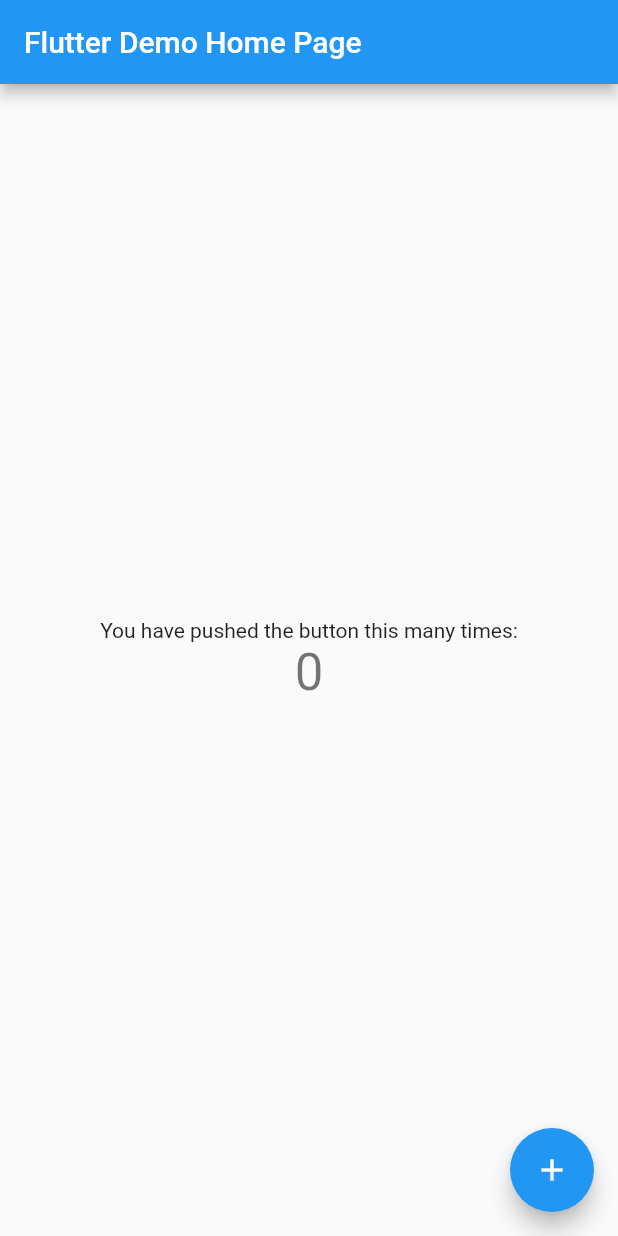
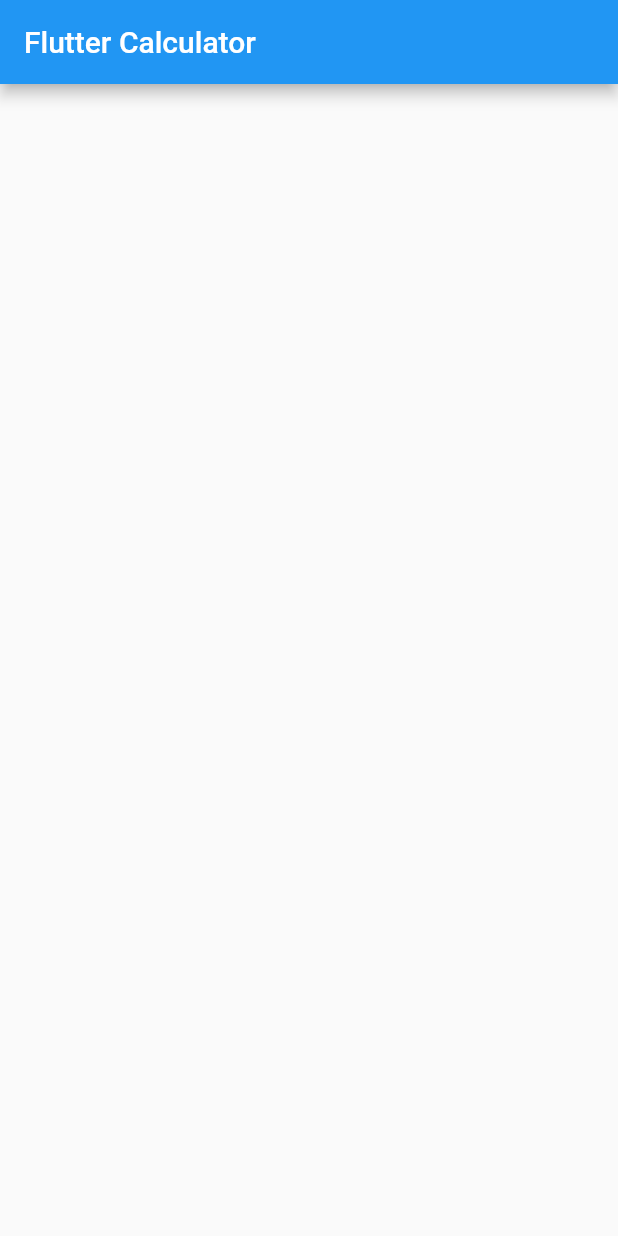
Before and after one commit to darryllaeria/calc_flutter, a Flutter app: the screen it shows after launch, on a phone screen of 412 x 824 dp. Run offline on Flutter 3.47's test engine with Material 2 defaults, Android fonts, the phone set to English and light mode, and no system bars.

Commit message:
Remove boilerplate code

```diff
--- a/lib/main.dart
+++ b/lib/main.dart
@@ -1,113 +1,31 @@
 import 'package:flutter/material.dart';
 
-void main() {
-  runApp(MyApp());
-}
+void main() => runApp(CalcApp());
 
-class MyApp extends StatelessWidget {
-  // This widget is the root of your application.
+class CalcApp extends StatelessWidget {
   @override
   Widget build(BuildContext context) {
     return MaterialApp(
-      title: 'Flutter Demo',
+      debugShowCheckedModeBanner: false,
+      title: 'Flutter Calculator',
       theme: ThemeData(
-        // This is the theme of your application.
-        //
-        // Try running your application with "flutter run". You'll see the
-        // application has a blue toolbar. Then, without quitting the app, try
-        // changing the primarySwatch below to Colors.green and then invoke
-        // "hot reload" (press "r" in the console where you ran "flutter run",
-        // or simply save your changes to "hot reload" in a Flutter IDE).
-        // Notice that the counter didn't reset back to zero; the application
-        // is not restarted.
         primarySwatch: Colors.blue,
       ),
-      home: MyHomePage(title: 'Flutter Demo Home Page'),
+      home: CalcHomePage(),
     );
   }
 }
 
-class MyHomePage extends StatefulWidget {
-  MyHomePage({Key key, this.title}) : super(key: key);
-
-  // This widget is the home page of your application. It is stateful, meaning
-  // that it has a State object (defined below) that contains fields that affect
-  // how it looks.
-
-  // This class is the configuration for the state. It holds the values (in this
-  // case the title) provided by the parent (in this case the App widget) and
-  // used by the build method of the State. Fields in a Widget subclass are
-  // always marked "final".
-
-  final String title;
-
+class CalcHomePage extends StatefulWidget {
   @override
-  _MyHomePageState createState() => _MyHomePageState();
+  _CalcHomePageState createState() => _CalcHomePageState();
 }
 
-class _MyHomePageState extends State<MyHomePage> {
-  int _counter = 0;
-
-  void _incrementCounter() {
-    setState(() {
-      // This call to setState tells the Flutter framework that something has
-      // changed in this State, which causes it to rerun the build method below
-      // so that the display can reflect the updated values. If we changed
-      // _counter without calling setState(), then the build method would not be
-      // called again, and so nothing would appear to happen.
-      _counter++;
-    });
-  }
-
-  @override
-  Widget build(BuildContext context) {
-    // This method is rerun every time setState is called, for instance as done
-    // by the _incrementCounter method above.
-    //
-    // The Flutter framework has been optimized to make rerunning build methods
-    // fast, so that you can just rebuild anything that needs updating rather
-    // than having to individually change instances of widgets.
-    return Scaffold(
-      appBar: AppBar(
-        // Here we take the value from the MyHomePage object that was created by
-        // the App.build method, and use it to set our appbar title.
-        title: Text(widget.title),
-      ),
-      body: Center(
-        // Center is a layout widget. It takes a single child and positions it
-        // in the middle of the parent.
-        child: Column(
-          // Column is also a layout widget. It takes a list of children and
-          // arranges them vertically. By default, it sizes itself to fit its
-          // children horizontally, and tries to be as tall as its parent.
-          //
-          // Invoke "debug painting" (press "p" in the console, choose the
-          // "Toggle Debug Paint" action from the Flutter Inspector in Android
-          // Studio, or the "Toggle Debug Paint" command in Visual Studio Code)
-          // to see the wireframe for each widget.
-          //
-          // Column has various properties to control how it sizes itself and
-          // how it positions its children. Here we use mainAxisAlignment to
-          // center the children vertically; the main axis here is the vertical
-          // axis because Columns are vertical (the cross axis would be
-          // horizontal).
-          mainAxisAlignment: MainAxisAlignment.center,
-          children: <Widget>[
-            Text(
-              'You have pushed the button this many times:',
-            ),
-            Text(
-              '$_counter',
-              style: Theme.of(context).textTheme.headline4,
-            ),
-          ],
-        ),
-      ),
-      floatingActionButton: FloatingActionButton(
-        onPressed: _incrementCounter,
-        tooltip: 'Increment',
-        child: Icon(Icons.add),
-      ), // This trailing comma makes auto-formatting nicer for build methods.
-    );
-  }
+class _CalcHomePageState extends State<CalcHomePage> {
+    @override
+    Widget build(BuildContext context) {
+      return Scaffold (
+        appBar: AppBar(title: Text("Flutter Calculator")),
+      );
+    }
 }
```
Also changed, not shown: 1 other file.
